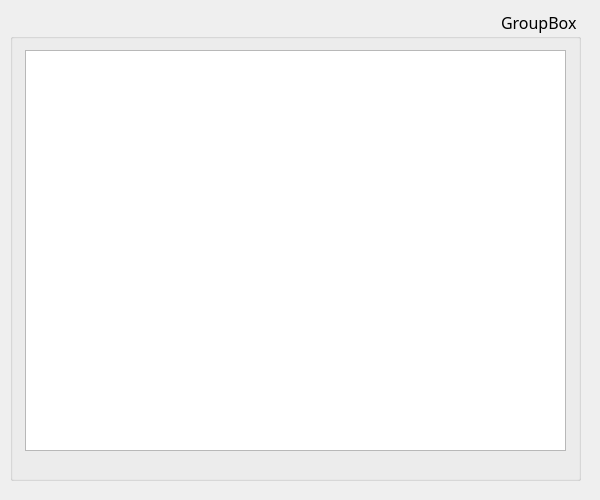
Old version of the form gui/SendPost.ui in the repository bourbour619/sana_asansaz_bot.
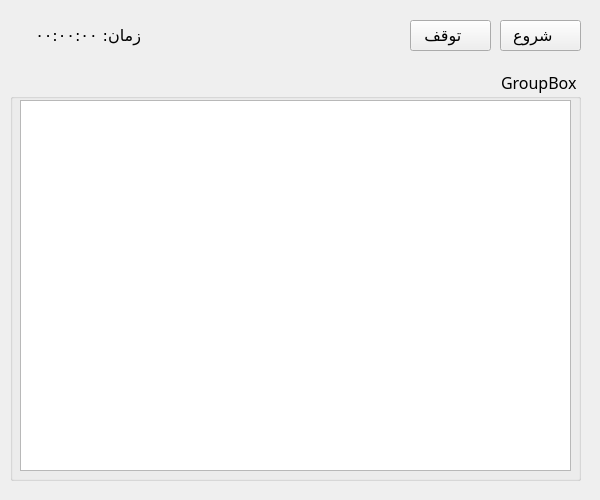
New version of the form.

```diff
--- a/gui/SendPost.ui
+++ b/gui/SendPost.ui
@@ -26,25 +26,64 @@
    <property name="geometry">
     <rect>
      <x>10</x>
-     <y>10</y>
+     <y>70</y>
      <width>571</width>
-     <height>471</height>
+     <height>411</height>
     </rect>
    </property>
    <property name="title">
     <string>GroupBox</string>
    </property>
-   <widget class="QListView" name="postSanaItemsList">
+   <widget class="QListWidget" name="postSanaItemsList">
     <property name="geometry">
      <rect>
-      <x>15</x>
-      <y>40</y>
-      <width>541</width>
-      <height>401</height>
+      <x>10</x>
+      <y>30</y>
+      <width>551</width>
+      <height>371</height>
      </rect>
     </property>
    </widget>
   </widget>
+  <widget class="QPushButton" name="startButton">
+   <property name="geometry">
+    <rect>
+     <x>500</x>
+     <y>20</y>
+     <width>81</width>
+     <height>31</height>
+    </rect>
+   </property>
+   <property name="text">
+    <string>شروع   </string>
+   </property>
+  </widget>
+  <widget class="QPushButton" name="stopButton">
+   <property name="geometry">
+    <rect>
+     <x>410</x>
+     <y>20</y>
+     <width>81</width>
+     <height>31</height>
+    </rect>
+   </property>
+   <property name="text">
+    <string>توقف   </string>
+   </property>
+  </widget>
+  <widget class="QLabel" name="stopwatchLabel">
+   <property name="geometry">
+    <rect>
+     <x>20</x>
+     <y>20</y>
+     <width>121</width>
+     <height>31</height>
+    </rect>
+   </property>
+   <property name="text">
+    <string>زمان: ۰۰:۰۰:۰۰</string>
+   </property>
+  </widget>
  </widget>
  <resources/>
  <connections/>
```
